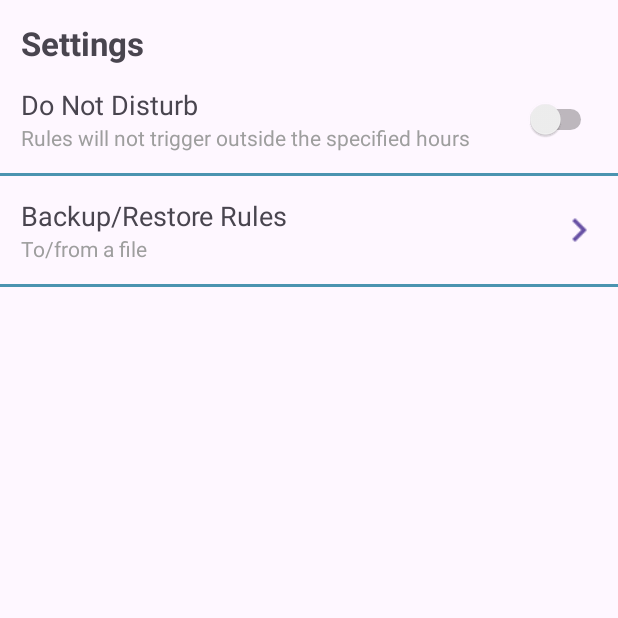
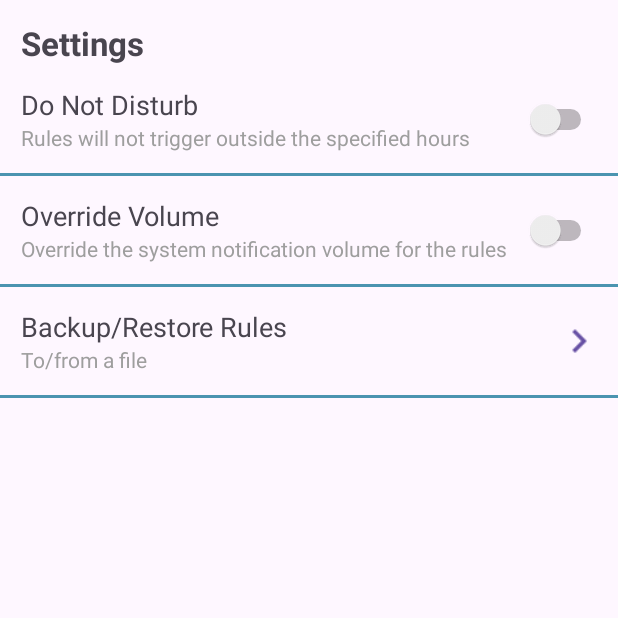
Before and after one commit to JulienToumieh/notifly, an Android app: the SettingsActivity screen opened directly, with no data from a screen before it, on a phone screen of 412 x 824 dp, the top half of it. Run offline under Robolectric (Android 15) with nearby library versions, the phone set to English and light mode, and no system bars.

Commit message:
Feature: Added Override Volume Setting Slider (no functionality)

```diff
--- a/app/src/main/java/com/thatonedev/notifly/activities/SettingsActivity.kt
+++ b/app/src/main/java/com/thatonedev/notifly/activities/SettingsActivity.kt
@@ -21,6 +21,7 @@ import androidx.core.view.ViewCompat
 import androidx.core.view.WindowInsetsCompat
 import androidx.core.view.isVisible
 import com.google.android.material.chip.Chip
+import com.google.android.material.slider.Slider
 import com.thatonedev.notifly.MainActivity
 import com.thatonedev.notifly.R
 import org.json.JSONArray
@@ -50,6 +51,33 @@ class SettingsActivity : AppCompatActivity() {
         findViewById<Switch>(R.id.enable_active_rule_hours_switch).isChecked =
             sharedPreferences.getBoolean("activeHoursEnabled", false)
 
+        findViewById<Switch>(R.id.enable_override_notification_volume_switch).isChecked =
+            sharedPreferences.getBoolean("overrideNotificationVolumeEnabled", false)
+
+
+        if (findViewById<Switch>(R.id.enable_override_notification_volume_switch).isChecked)
+            findViewById<ConstraintLayout>(R.id.edit_override_notification_volume).visibility = View.VISIBLE
+        else
+            findViewById<ConstraintLayout>(R.id.edit_override_notification_volume).visibility = View.GONE
+
+        findViewById<Switch>(R.id.enable_override_notification_volume_switch).setOnClickListener {
+            sharedPreferences.edit().putBoolean("overrideNotificationVolumeEnabled", findViewById<Switch>(R.id.enable_override_notification_volume_switch).isChecked).apply()
+            if (findViewById<Switch>(R.id.enable_override_notification_volume_switch).isChecked)
+                findViewById<ConstraintLayout>(R.id.edit_override_notification_volume).visibility = View.VISIBLE
+            else
+                findViewById<ConstraintLayout>(R.id.edit_override_notification_volume).visibility = View.GONE
+        }
+
+        findViewById<Slider>(R.id.rule_notification_volume_slider).value = sharedPreferences.getInt("overrideNotificationVolume", 50).toFloat()
+
+        findViewById<Slider>(R.id.rule_notification_volume_slider).addOnSliderTouchListener(object : Slider.OnSliderTouchListener {
+            override fun onStartTrackingTouch(slider: Slider) {
+            }
+
+            override fun onStopTrackingTouch(slider: Slider) {
+                sharedPreferences.edit().putInt("overrideNotificationVolume", slider.value.toInt()).apply()
+            }
+        })
 
         val activeDays = JSONArray(sharedPreferences.getString("activeDays", "[mon,tue,wed,thu,fri,sat,sun]"))
 
--- a/app/src/main/res/layout/activity_settings.xml
+++ b/app/src/main/res/layout/activity_settings.xml
@@ -282,6 +282,76 @@
             <androidx.constraintlayout.widget.ConstraintLayout
                     android:layout_width="match_parent"
                     android:padding="14dp"
+                    android:layout_height="match_parent">
+
+
+                <androidx.constraintlayout.widget.ConstraintLayout
+                        android:layout_width="match_parent"
+                        android:layout_height="wrap_content"
+                        app:layout_constraintEnd_toEndOf="parent"
+                        app:layout_constraintStart_toStartOf="parent" android:id="@+id/constraintLayout8"
+                        app:layout_constraintTop_toTopOf="parent">
+
+                    <TextView
+                            android:text="Override Volume"
+                            android:textSize="18dp"
+                            android:layout_width="wrap_content"
+                            android:layout_height="wrap_content" android:id="@+id/textView21"
+                            app:layout_constraintTop_toTopOf="parent" app:layout_constraintStart_toStartOf="parent"/>
+                    <TextView
+                            android:text="Override the system notification volume for the rules"
+                            android:layout_width="0dp"
+                            android:layout_height="wrap_content" android:id="@+id/textView20"
+                            app:layout_constraintStart_toStartOf="parent"
+                            android:textColor="#9E9E9E"
+                            app:layout_constraintTop_toBottomOf="@+id/textView21"
+                            app:layout_constraintBottom_toBottomOf="@+id/constraintLayout8"
+                            app:layout_constraintEnd_toStartOf="@+id/enable_override_notification_volume_switch"/>
+                    <Switch
+                            android:text=""
+                            android:layout_width="wrap_content"
+                            android:layout_height="wrap_content" android:id="@+id/enable_override_notification_volume_switch"
+                            app:layout_constraintTop_toTopOf="parent"
+                            app:layout_constraintEnd_toEndOf="parent" app:layout_constraintBottom_toBottomOf="parent"/>
+
+                </androidx.constraintlayout.widget.ConstraintLayout>
+
+                <androidx.constraintlayout.widget.ConstraintLayout
+                        android:layout_width="match_parent"
+                        android:layout_height="wrap_content"
+                        android:layout_marginTop="10dp"
+                        android:id="@+id/edit_override_notification_volume"
+                        app:layout_constraintBottom_toBottomOf="parent"
+                        app:layout_constraintTop_toBottomOf="@+id/constraintLayout8"
+                        app:layout_constraintStart_toStartOf="parent" app:layout_constraintEnd_toEndOf="parent">
+
+                    <com.google.android.material.slider.Slider
+                            android:id="@+id/rule_notification_volume_slider"
+                            android:layout_width="wrap_content"
+                            android:layout_height="wrap_content"
+                            android:layout_centerHorizontal="true"
+                            android:valueFrom="0"
+                            android:valueTo="100"
+                            android:value="50"
+                            android:stepSize="1" app:layout_constraintStart_toStartOf="parent"
+                            app:layout_constraintEnd_toEndOf="parent" app:layout_constraintBottom_toBottomOf="parent"
+                            app:layout_constraintTop_toTopOf="parent"/>
+
+
+
+                </androidx.constraintlayout.widget.ConstraintLayout>
+            </androidx.constraintlayout.widget.ConstraintLayout>
+
+
+            <View
+                    android:layout_width="match_parent"
+                    android:layout_height="2dp"
+                    android:background="#4b94b0"/>
+
+
+            <androidx.constraintlayout.widget.ConstraintLayout
+                    android:layout_width="match_parent"
+                    android:padding="14dp"
                     android:id="@+id/backup_rules_setting"
                     android:layout_height="match_parent">
 
```
